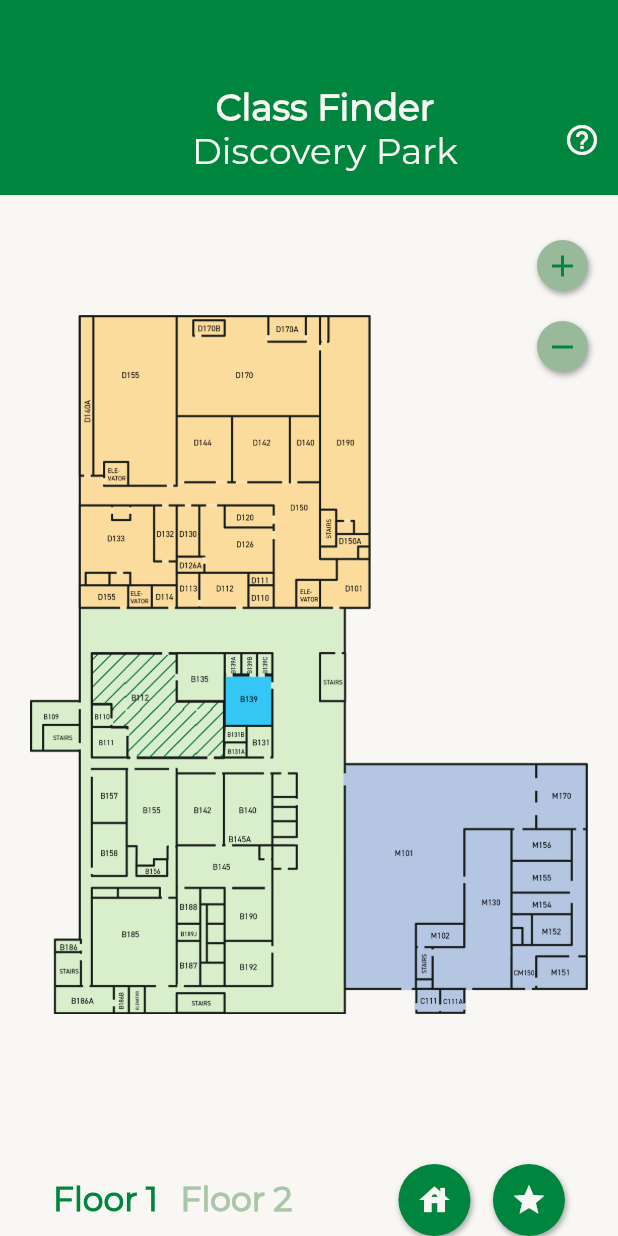
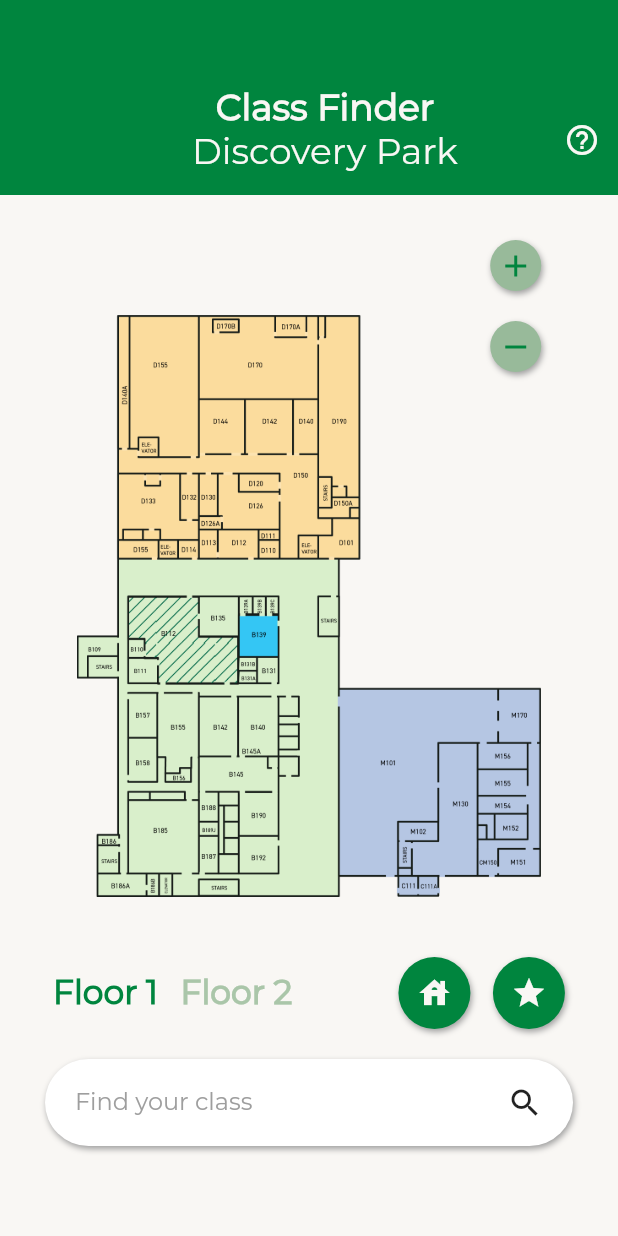
Before and after one commit to AppDevOrgUNT/findMyClass, a Flutter app: the screen it shows after launch, on a phone screen of 412 x 824 dp. Run offline on Flutter 3.47's test engine with Material 2 defaults, Android fonts, the phone set to English and light mode, and no system bars.

Commit message:
added search bar at the bottom

```diff
--- a/lib/CustomWidgets/CustomAppBar.dart
+++ b/lib/CustomWidgets/CustomAppBar.dart
@@ -33,6 +33,9 @@ class CustomAppBar extends StatelessWidget {
                   Icons.help_outline,
                   color: kOffWhite,
                 ),
+                onPressed: () {
+                  //TODO: add help information
+                },
               ),
             ],
           ),
--- a/lib/HomePage.dart
+++ b/lib/HomePage.dart
@@ -21,7 +21,26 @@ class _HomePageState extends State<HomePage> {
 
   @override
   Widget build(BuildContext context) {
+    List<String> _tempListOfRooms;
+
+    final _scaffoldKey = GlobalKey<ScaffoldState>();
+    final TextEditingController searchBarController = TextEditingController();
+
+    //Dummy data for the search bar
+    List<String> _listOfRooms = <String>[
+      "B109",
+      "B110",
+      "B111",
+      "B112",
+      "B135",
+      "B139",
+      "M101",
+      "M130",
+      "D150",
+    ];
+
     return Scaffold(
+      key: _scaffoldKey,
       body: Column(
         children: <Widget>[
           CustomAppBar(),
@@ -218,7 +237,44 @@ class _HomePageState extends State<HomePage> {
           ),
 
           //Search Bar
-          Container(),
+          Padding(
+            padding: const EdgeInsets.only(bottom: 40.0),
+            child: Container(
+              decoration: BoxDecoration(
+                color: Colors.white,
+                borderRadius: BorderRadius.circular(30),
+                boxShadow: [
+                  BoxShadow(
+                    offset: Offset(1, 2),
+                    blurRadius: 3,
+                    color: Colors.grey,
+                  ),
+                ],
+              ),
+              padding: EdgeInsets.symmetric(vertical: 5, horizontal: 20),
+              margin: EdgeInsets.symmetric(vertical: 20, horizontal: 30),
+              child: Row(
+                mainAxisAlignment: MainAxisAlignment.spaceBetween,
+                children: <Widget>[
+                  Container(
+                    width: 200,
+                    child: TextField(
+                      onTap: () {
+                        //TODO: show list of rooms
+                      },
+                      decoration: InputDecoration(
+                        hintStyle:
+                            TextStyle(fontSize: 16.0, color: Colors.grey),
+                        border: InputBorder.none,
+                        hintText: "Find your class",
+                      ),
+                    ),
+                  ),
+                  Icon(Icons.search),
+                ],
+              ),
+            ),
+          ),
         ],
       ),
     );
```
